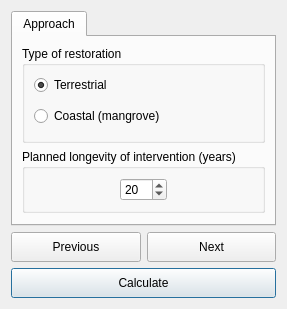
This is LDMP/gui/DlgCalculateRestBiomassData.ui in ConservationInternational/trends.earth as Qt 5 draws it before an edit. The edited form follows.
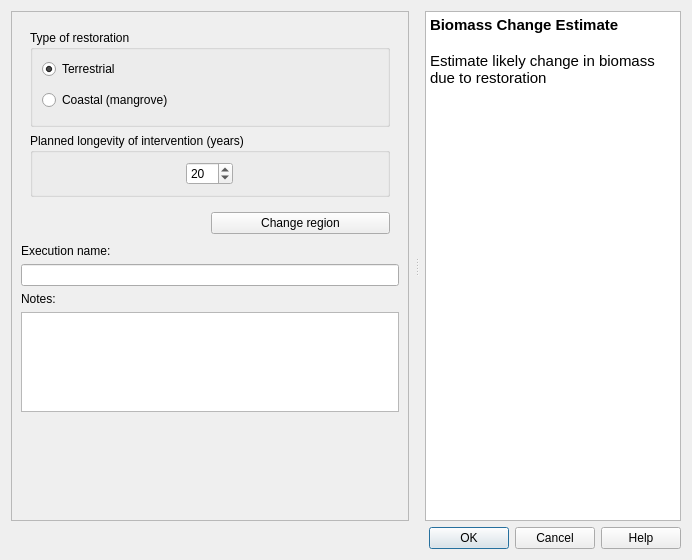
This is the edited form.

Commit message:
Algorithm dialog updates (#444)
Introduce refactored algorithm execution dialogues

Patch:
```diff
--- a/LDMP/gui/DlgCalculateRestBiomassData.ui
+++ b/LDMP/gui/DlgCalculateRestBiomassData.ui
@@ -6,8 +6,8 @@
    <rect>
     <x>0</x>
     <y>0</y>
-    <width>258</width>
-    <height>288</height>
+    <width>692</width>
+    <height>560</height>
    </rect>
   </property>
   <property name="sizePolicy">
@@ -21,24 +21,63 @@
   </property>
   <layout class="QVBoxLayout" name="verticalLayout">
    <item>
-    <widget class="QTabWidget" name="TabBox">
+    <widget class="QSplitter" name="splitter">
+     <property name="orientation">
+      <enum>Qt::Horizontal</enum>
+     </property>
+     <property name="handleWidth">
+      <number>16</number>
+     </property>
+     <widget class="QFrame" name="configurations">
      <property name="sizePolicy">
-      <sizepolicy hsizetype="Minimum" vsizetype="Expanding">
-       <horstretch>0</horstretch>
+       <sizepolicy hsizetype="Expanding" vsizetype="Expanding">
+        <horstretch>2</horstretch>
        <verstretch>0</verstretch>
       </sizepolicy>
      </property>
-     <property name="tabShape">
-      <enum>QTabWidget::Rounded</enum>
-     </property>
-     <property name="currentIndex">
+      <property name="frameShape">
+       <enum>QFrame::NoFrame</enum>
+      </property>
+      <property name="frameShadow">
+       <enum>QFrame::Raised</enum>
+      </property>
+      <layout class="QVBoxLayout" name="verticalLayout_3">
+       <property name="leftMargin">
       <number>0</number>
      </property>
-     <widget class="QWidget" name="ApproachTab">
-      <attribute name="title">
-       <string>Approach</string>
-      </attribute>
-      <layout class="QVBoxLayout" name="verticalLayout_4">
+       <property name="topMargin">
+        <number>0</number>
+       </property>
+       <property name="rightMargin">
+        <number>0</number>
+       </property>
+       <property name="bottomMargin">
+        <number>0</number>
+       </property>
+       <item>
+        <widget class="QScrollArea" name="scrollArea">
+         <property name="widgetResizable">
+          <bool>true</bool>
+         </property>
+         <widget class="QWidget" name="scrollAreaWidgetContents">
+          <property name="geometry">
+           <rect>
+            <x>0</x>
+            <y>0</y>
+            <width>400</width>
+            <height>509</height>
+           </rect>
+          </property>
+          <layout class="QVBoxLayout" name="verticalLayout_5">
+           <item>
+            <widget class="QFrame" name="setup_frame">
+             <property name="frameShape">
+              <enum>QFrame::NoFrame</enum>
+             </property>
+             <property name="frameShadow">
+              <enum>QFrame::Raised</enum>
+             </property>
+             <layout class="QVBoxLayout" name="verticalLayout_2">
        <item>
         <widget class="QGroupBox" name="groupBox">
          <property name="sizePolicy">
@@ -50,7 +89,7 @@
          <property name="title">
           <string>Type of restoration</string>
          </property>
-         <layout class="QVBoxLayout" name="verticalLayout_3">
+                <layout class="QVBoxLayout" name="verticalLayout_4">
           <item>
            <widget class="QRadioButton" name="radioButton_rest_type_terrestrial">
             <property name="text">
@@ -91,7 +130,7 @@
          <property name="title">
           <string>Planned longevity of intervention (years)</string>
          </property>
-         <layout class="QHBoxLayout" name="horizontalLayout">
+                <layout class="QHBoxLayout" name="horizontalLayout_3">
           <item alignment="Qt::AlignHCenter">
            <widget class="QSpinBox" name="spinBox_years">
             <property name="maximumSize">
@@ -114,15 +153,93 @@
          </layout>
         </widget>
        </item>
+             </layout>
+            </widget>
+           </item>
        <item>
-        <spacer name="verticalSpacer_2">
+            <layout class="QHBoxLayout" name="horizontalLayout">
+             <property name="leftMargin">
+              <number>5</number>
+             </property>
+             <property name="rightMargin">
+              <number>9</number>
+             </property>
+             <property name="bottomMargin">
+              <number>4</number>
+             </property>
+             <item>
+              <widget class="QLabel" name="region_la">
+               <property name="toolTip">
+                <string>The current selected region of interest</string>
+               </property>
+               <property name="text">
+                <string/>
+               </property>
+               <property name="wordWrap">
+                <bool>true</bool>
+               </property>
+              </widget>
+             </item>
+             <item>
+              <widget class="QPushButton" name="region_button">
+               <property name="toolTip">
+                <string>&lt;html&gt;&lt;head/&gt;&lt;body&gt;&lt;p&gt;Opens settings dialog in order to change region of interest.&lt;/p&gt;&lt;p&gt;&lt;br/&gt;&lt;/p&gt;&lt;/body&gt;&lt;/html&gt;</string>
+               </property>
+               <property name="text">
+                <string>Change region</string>
+               </property>
+              </widget>
+             </item>
+            </layout>
+           </item>
+           <item>
+            <widget class="QLabel" name="execution_name_la">
+             <property name="text">
+              <string>Execution name:</string>
+             </property>
+            </widget>
+           </item>
+           <item>
+            <widget class="QLineEdit" name="execution_name_le"/>
+           </item>
+           <item>
+            <widget class="QLabel" name="task_notes_la">
+             <property name="text">
+              <string>Notes:</string>
+             </property>
+            </widget>
+           </item>
+           <item>
+            <widget class="QTextEdit" name="task_notes">
+             <property name="sizePolicy">
+              <sizepolicy hsizetype="Expanding" vsizetype="Minimum">
+               <horstretch>0</horstretch>
+               <verstretch>0</verstretch>
+              </sizepolicy>
+             </property>
+             <property name="minimumSize">
+              <size>
+               <width>0</width>
+               <height>0</height>
+              </size>
+             </property>
+             <property name="maximumSize">
+              <size>
+               <width>16777215</width>
+               <height>100</height>
+              </size>
+             </property>
+            </widget>
+           </item>
+           <item>
+            <spacer name="verticalSpacer">
          <property name="orientation">
           <enum>Qt::Vertical</enum>
          </property>
          <property name="sizeHint" stdset="0">
           <size>
            <width>20</width>
-           <height>40</height>
+               <height>66</height>
           </size>
          </property>
         </spacer>
@@ -131,68 +248,47 @@
      </widget>
     </widget>
    </item>
+      </layout>
+     </widget>
+     <widget class="QTextBrowser" name="alg_help">
+      <property name="sizePolicy">
+       <sizepolicy hsizetype="Expanding" vsizetype="Expanding">
+        <horstretch>0</horstretch>
+        <verstretch>0</verstretch>
+       </sizepolicy>
+      </property>
+      <property name="accessibleName">
+       <string/>
+      </property>
+      <property name="html">
+       <string>&lt;!DOCTYPE HTML PUBLIC &quot;-//W3C//DTD HTML 4.0//EN&quot; &quot;http://www.w3.org/TR/REC-html40/strict.dtd&quot;&gt;
+&lt;html&gt;&lt;head&gt;&lt;meta name=&quot;qrichtext&quot; content=&quot;1&quot; /&gt;&lt;style type=&quot;text/css&quot;&gt;
+p, li { white-space: pre-wrap; }
+&lt;/style&gt;&lt;/head&gt;&lt;body style=&quot; font-family:'Ubuntu'; font-size:11pt; font-weight:400; font-style:normal;&quot;&gt;
+&lt;p style=&quot; margin-top:0px; margin-bottom:0px; margin-left:0px; margin-right:0px; -qt-block-indent:0; text-indent:0px;&quot;&gt;&lt;span style=&quot; font-weight:600;&quot;&gt;Biomass Change Estimate&lt;/span&gt;&lt;/p&gt;
+&lt;p style=&quot;-qt-paragraph-type:empty; margin-top:0px; margin-bottom:0px; margin-left:0px; margin-right:0px; -qt-block-indent:0; text-indent:0px; font-weight:600;&quot;&gt;&lt;br /&gt;&lt;/p&gt;
+&lt;p style=&quot; margin-top:0px; margin-bottom:0px; margin-left:0px; margin-right:0px; -qt-block-indent:0; text-indent:0px;&quot;&gt;Estimate likely change in biomass due to restoration&lt;/p&gt;&lt;/body&gt;&lt;/html&gt;</string>
+      </property>
+      <property name="openExternalLinks">
+       <bool>true</bool>
+      </property>
+      <property name="openLinks">
+       <bool>false</bool>
+      </property>
+     </widget>
+    </widget>
+   </item>
    <item>
-    <layout class="QGridLayout" name="gridLayout_3">
-     <item row="2" column="0" colspan="2">
-      <widget class="QPushButton" name="button_calculate">
-       <property name="sizePolicy">
-        <sizepolicy hsizetype="Minimum" vsizetype="Minimum">
-         <horstretch>0</horstretch>
-         <verstretch>0</verstretch>
-        </sizepolicy>
-       </property>
-       <property name="minimumSize">
-        <size>
-         <width>0</width>
-         <height>30</height>
-        </size>
-       </property>
-       <property name="text">
-        <string>Calculate</string>
-       </property>
-      </widget>
-     </item>
-     <item row="1" column="0">
-      <widget class="QPushButton" name="button_prev">
-       <property name="sizePolicy">
-        <sizepolicy hsizetype="Minimum" vsizetype="Minimum">
-         <horstretch>0</horstretch>
-         <verstretch>0</verstretch>
-        </sizepolicy>
-       </property>
-       <property name="minimumSize">
-        <size>
-         <width>0</width>
-         <height>30</height>
-        </size>
-       </property>
-       <property name="text">
-        <string>Previous</string>
-       </property>
-      </widget>
-     </item>
-     <item row="1" column="1">
-      <widget class="QPushButton" name="button_next">
-       <property name="sizePolicy">
-        <sizepolicy hsizetype="Minimum" vsizetype="Minimum">
-         <horstretch>0</horstretch>
-         <verstretch>0</verstretch>
-        </sizepolicy>
-       </property>
-       <property name="minimumSize">
-        <size>
-         <width>0</width>
-         <height>30</height>
-        </size>
-       </property>
-       <property name="text">
-        <string>Next</string>
-       </property>
-      </widget>
-     </item>
-    </layout>
-   </item>
-  </layout>
+    <widget class="QDialogButtonBox" name="button_box">
+     <property name="orientation">
+      <enum>Qt::Horizontal</enum>
+     </property>
+     <property name="standardButtons">
+      <set>QDialogButtonBox::Cancel|QDialogButtonBox::Help|QDialogButtonBox::Ok</set>
+     </property>
+    </widget>
+   </item>
+  </layout>
  </widget>
  <tabstops>
   <tabstop>TabBox</tabstop>
```
Left out of the diff: 43 changed lines with no effect on the pictures. Lines whose indentation alone changed are shown as unchanged. The commit also changes 20 other files.
